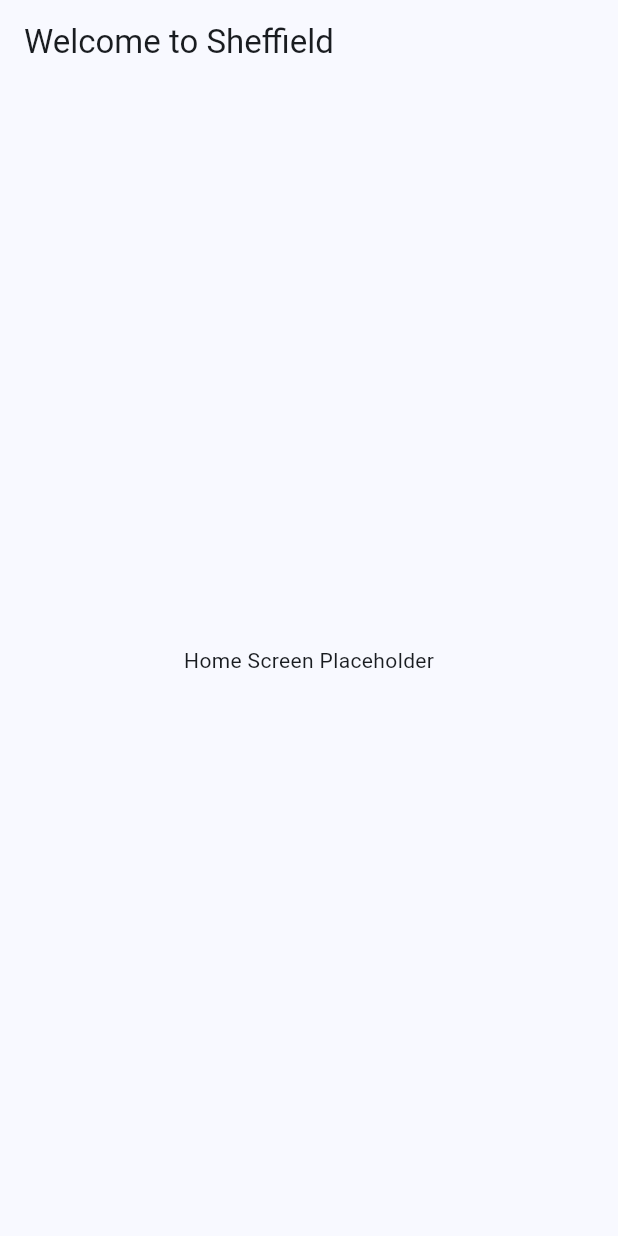
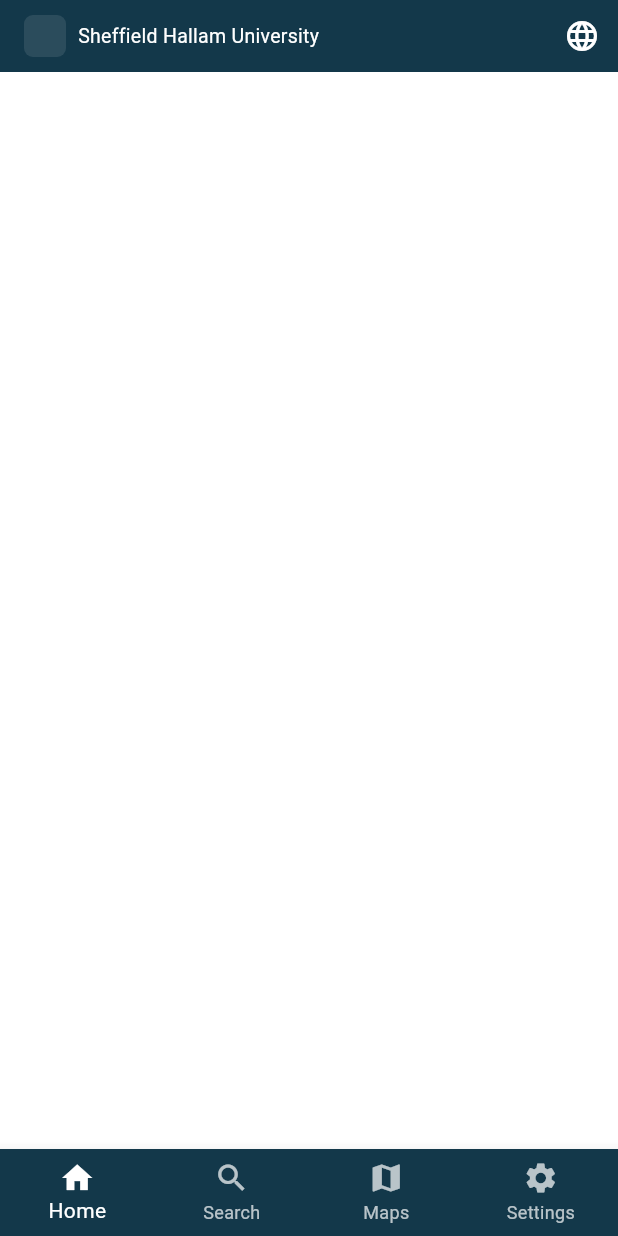
Before and after one commit to Jalalah-al/team-recipe-book, a Flutter app: the screen it shows after launch, on a phone screen of 412 x 824 dp. Run offline on Flutter 3.47's test engine with Material 3 defaults, Android fonts, the phone set to English and light mode, and no system bars.

Commit message:
default navigation

```diff
--- a/welcome_sheffield/lib/main.dart
+++ b/welcome_sheffield/lib/main.dart
@@ -1,23 +1,22 @@
 import 'package:flutter/material.dart';
-import 'screens/home_screen.dart';
+import 'main_scaffold.dart';
 
 void main() {
-  runApp(const WelcomeSheffieldApp());
+  runApp(const MyTestApp());
 }
 
-class WelcomeSheffieldApp extends StatelessWidget {
-  const WelcomeSheffieldApp({super.key});
+class MyTestApp extends StatelessWidget {
+  const MyTestApp({super.key});
 
   @override
   Widget build(BuildContext context) {
     return MaterialApp(
       debugShowCheckedModeBanner: false,
-      title: 'Welcome to Sheffield',
-      theme: ThemeData(
-        useMaterial3: true,
-        colorSchemeSeed: Colors.blue,
+      home: MainScaffold(
+        child: Container(
+          color: Colors.white,
+        ),
       ),
-      home: const HomeScreen(),
     );
   }
 }
--- /dev/null
+++ b/welcome_sheffield/lib/main_scaffold.dart
@@ -0,0 +1,125 @@
+import 'package:flutter/material.dart';
+import 'screens/home_content.dart';
+import 'screens/search_content.dart';
+import 'screens/maps_content.dart';
+import 'screens/settings_content.dart';
+
+class MainScaffold extends StatefulWidget {
+  final Widget child;
+  final int currentIndex;
+
+  const MainScaffold({
+    super.key,
+    required this.child,
+    this.currentIndex = 0,
+  });
+
+  @override
+  State<MainScaffold> createState() => _MainScaffoldState();
+}
+
+class _MainScaffoldState extends State<MainScaffold> {
+  late int _selectedIndex;
+
+  @override
+  void initState() {
+    super.initState();
+    _selectedIndex = widget.currentIndex;
+  }
+
+  void _onItemTapped(int index) {
+    if (index == _selectedIndex) return;
+
+    Widget content;
+    switch (index) {
+      case 0:
+        content = const HomeContent();
+        break;
+      case 1:
+        content = const SearchContent();
+        break;
+      case 2:
+        content = const MapsContent();
+        break;
+      case 3:
+        content = const SettingsContent();
+        break;
+      default:
+        content = const HomeContent();
+    }
+
+    Navigator.pushReplacement(
+      context,
+      MaterialPageRoute(
+        builder: (context) => MainScaffold(
+          child: content,
+          currentIndex: index,
+        ),
+      ),
+    );
+  }
+
+  @override
+  Widget build(BuildContext context) {
+    return Scaffold(
+      appBar: AppBar(
+        flexibleSpace: Center(
+          child: Padding(
+            padding: const EdgeInsets.only(left: 16),
+            child: Row(
+              mainAxisAlignment: MainAxisAlignment.start,
+              crossAxisAlignment: CrossAxisAlignment.center,
+              children: [
+                Container(
+                  width: 28,
+                  height: 28,
+                  decoration: BoxDecoration(
+                    color: Colors.white.withOpacity(0.1),
+                    borderRadius: BorderRadius.circular(6),
+                  ),
+                ),
+                const SizedBox(width: 8),
+                const Text(
+                  'Sheffield Hallam University',
+                  style: TextStyle(
+                    color: Colors.white,
+                    fontSize: 13,
+                    fontWeight: FontWeight.w400,
+                    letterSpacing: 0.2,
+                  ),
+                ),
+              ],
+            ),
+          ),
+        ),
+        backgroundColor: const Color(0xFF13384A),
+        foregroundColor: Colors.white,
+        elevation: 0,
+        toolbarHeight: 48,
+        actions: [
+          IconButton(
+            icon: const Icon(Icons.language),
+            onPressed: () {},
+            padding: EdgeInsets.zero,
+            constraints: const BoxConstraints(),
+          ),
+        ],
+      ),
+      body: widget.child,
+      bottomNavigationBar: BottomNavigationBar(
+        type: BottomNavigationBarType.fixed,
+        backgroundColor: const Color(0xFF13384A),
+        selectedItemColor: Colors.white,
+        unselectedItemColor: Colors.white70,
+        currentIndex: _selectedIndex,
+        onTap: _onItemTapped,
+        items: const [
+          BottomNavigationBarItem(icon: Icon(Icons.home), label: 'Home'),
+          BottomNavigationBarItem(icon: Icon(Icons.search), label: 'Search'),
+          BottomNavigationBarItem(icon: Icon(Icons.map), label: 'Maps'),
+          BottomNavigationBarItem(icon: Icon(Icons.settings), label: 'Settings'),
+        ],
+      ),
+    );
+  }
+}
```
Also changed, not shown: welcome_sheffield/lib/screens/home_content.dart (added, +13 -0 lines), welcome_sheffield/lib/screens/home_screen.dart (+102 -3 lines), welcome_sheffield/lib/screens/maps_content.dart (added, +55 -0 lines), welcome_sheffield/lib/screens/search_content.dart (added, +61 -0 lines), welcome_sheffield/lib/screens/settings_content.dart (added, +93 -0 lines), welcome_sheffield/pubspec.yaml (+2 -69 lines), welcome_sheffield/pubspec.lock, 1 other file.
